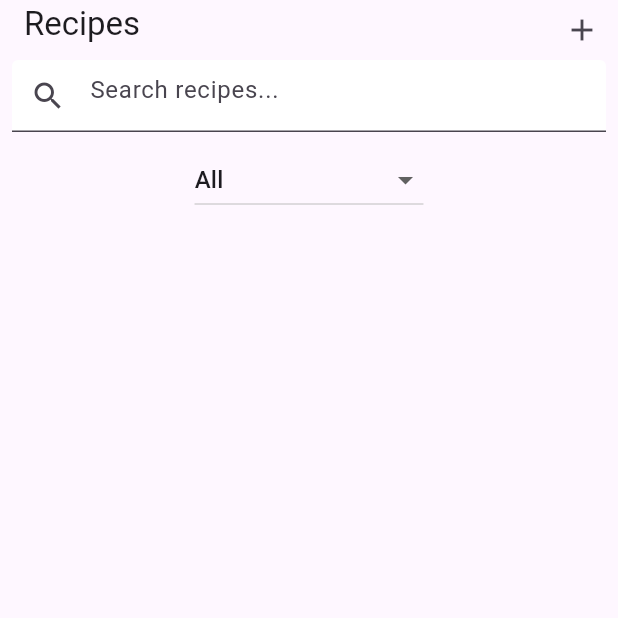
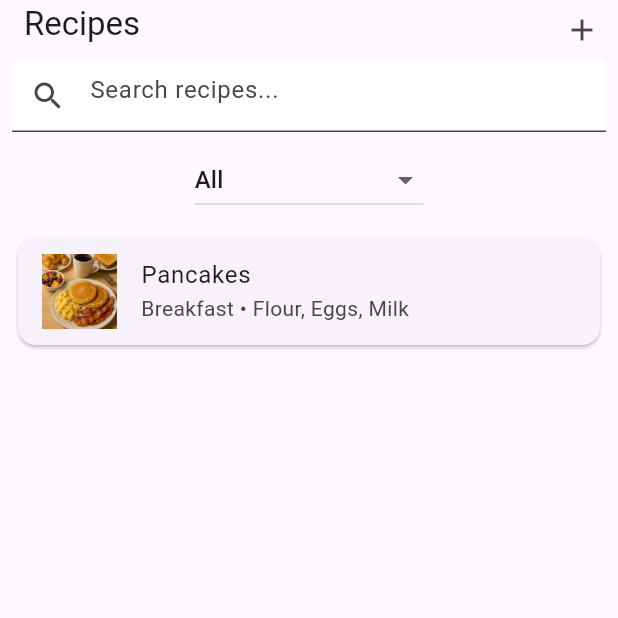
Before and after one commit to EmmiTemmi/lokaverk_recipe, a Flutter app: the screen it shows after launch, on a phone screen of 412 x 824 dp, the top half of it. Run offline on Flutter 3.47's test engine with Material 3 defaults, Android fonts, the light colour scheme and no system bars.

Commit message:
Það er eitthvað að gerast

```diff
--- /dev/null
+++ b/lib/data/dummy_data.dart
@@ -0,0 +1,11 @@
+import '../models/recipe.dart';
+
+List<Recipe> recipes = [
+  Recipe(
+    name: 'Pancakes',
+    imagePath: 'assets/images/pancake.png',
+    ingredients: 'Flour, Eggs, Milk',
+    instructions: 'Mix ingredients and cook on a pan.',
+    category: 'Breakfast',
+  ),
+];
--- a/lib/main.dart
+++ b/lib/main.dart
@@ -10,7 +10,7 @@ class RecipeApp extends StatelessWidget {
   Widget build(BuildContext context) {
     return MaterialApp(
       title: 'Simple Recipe App',
-      theme: ThemeData(primarySwatch: Colors.orange),
+      theme: ThemeData(primarySwatch: Colors.red),
       home: RecipeListScreen(),
     );
   }
--- a/lib/screens/add_recipe_screen.dart
+++ b/lib/screens/add_recipe_screen.dart
@@ -1,6 +1,6 @@
 import 'package:flutter/material.dart';
 import '../models/recipe.dart';
-//import '../data/dummy_data.dart';
+import '../data/dummy_data.dart';
 
 class AddRecipeScreen extends StatefulWidget {
   @override
@@ -18,7 +18,7 @@ class _AddRecipeScreenState extends State<AddRecipeScreen> {
 
     recipes.add(Recipe(
       name: nameController.text,
-      imagePath: 'assets/pancake.jpg', // Placeholder for simplicity
+      imagePath: 'assets/images/pancake.png', // Placeholder for simplicity
       ingredients: ingredientsController.text,
       instructions: instructionsController.text,
       category: selectedCategory!,
--- a/lib/screens/recipe_list_screen.dart
+++ b/lib/screens/recipe_list_screen.dart
@@ -1,7 +1,7 @@
 import 'package:flutter/material.dart';
-//import '../data/dummy_data.dart';
+import '../data/dummy_data.dart';
 import 'add_recipe_screen.dart';
-//import '../widgets/recipe_tile.dart';
+import '../widgets/recipe_tile.dart';
 
 class RecipeListScreen extends StatefulWidget {
   @override
--- /dev/null
+++ b/lib/widgets/recipe_tile.dart
@@ -0,0 +1,24 @@
+import 'package:flutter/material.dart';
+import '../models/recipe.dart';
+
+class RecipeTile extends StatelessWidget {
+  final Recipe recipe;
+
+  const RecipeTile({required this.recipe});
+
+  @override
+  Widget build(BuildContext context) {
+    return Card(
+      margin: EdgeInsets.symmetric(horizontal: 12, vertical: 6),
+      child: ListTile(
+        leading: Image.asset(recipe.imagePath, width: 50, height: 50, fit: BoxFit.cover),
+        title: Text(recipe.name, overflow: TextOverflow.ellipsis),
+        subtitle: Text(
+          '${recipe.category} • ${recipe.ingredients}',
+          maxLines: 2,
+          overflow: TextOverflow.ellipsis,
+        ),
+      ),
+    );
+  }
+}
--- a/pubspec.yaml
+++ b/pubspec.yaml
@@ -58,9 +58,8 @@ flutter:
   uses-material-design: true
 
   # To add assets to your application, add an assets section, like this:
-  # assets:
-  #   - images/a_dot_burr.jpeg
-  #   - images/a_dot_ham.jpeg
+  assets:
+    - assets/images/pancake.png
 
   # An image asset can refer to one or more resolution-specific "variants", see
   # https://flutter.dev/to/resolution-aware-images
```
Also changed, not shown: assets/images/pancake.png (added), 1 other file.
